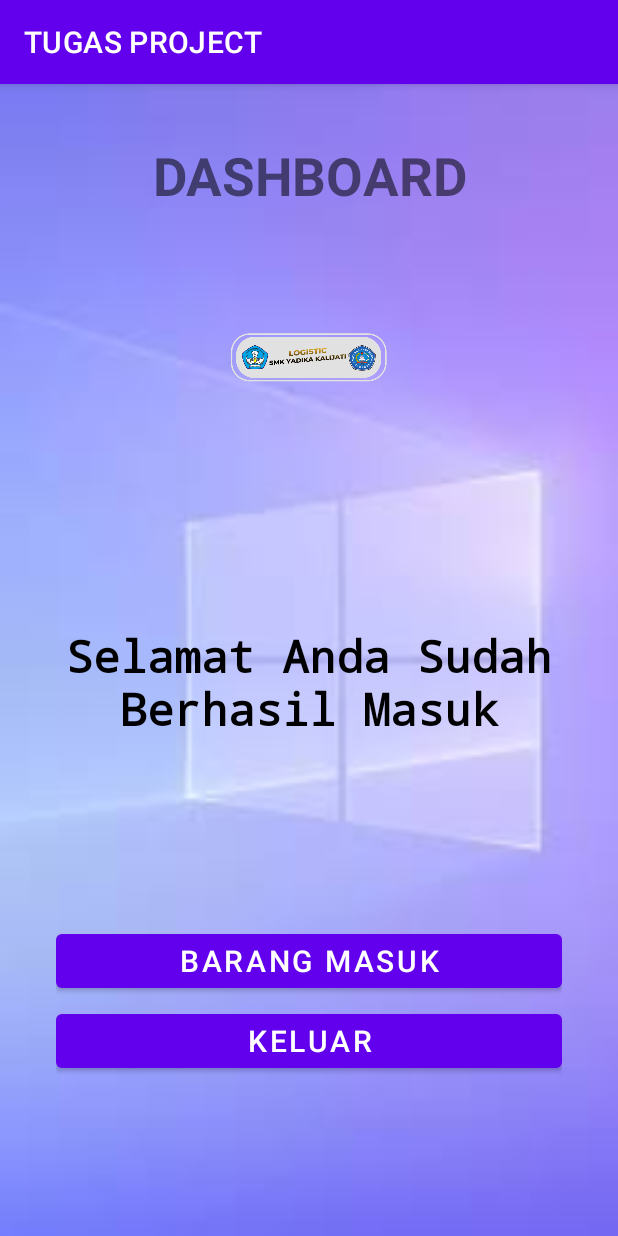
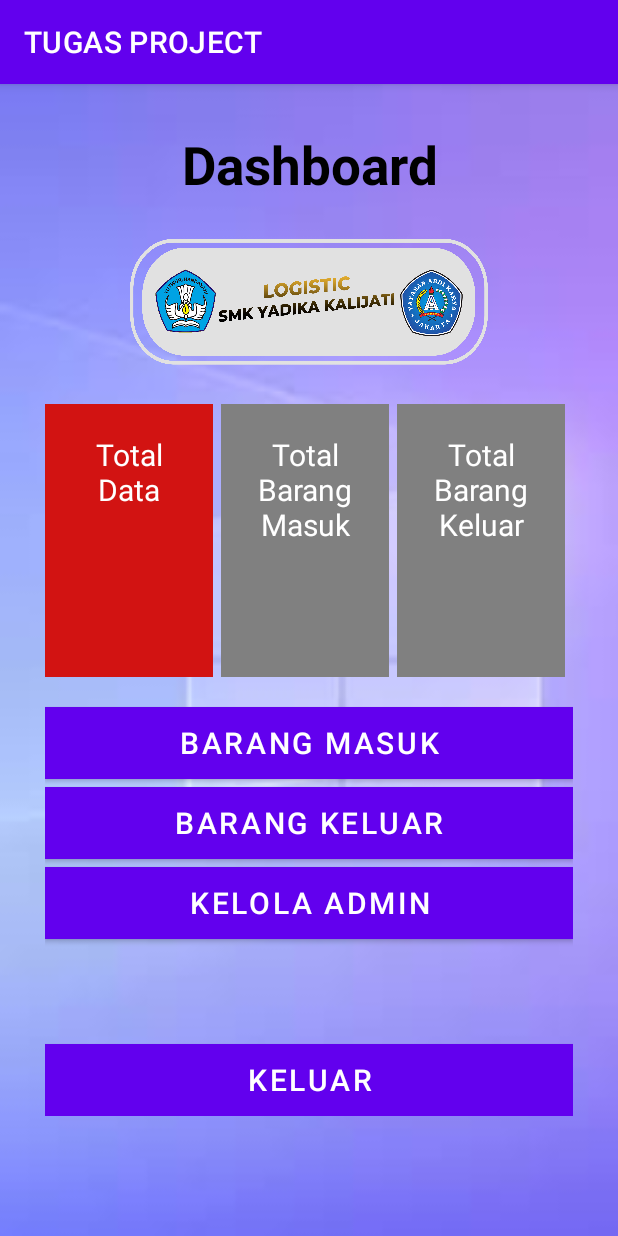
Before and after one commit to agustisp/UAS_MobileProgramming_06TPLE009, an Android app: the MainActivity2 screen opened directly, with no data from a screen before it, on a phone screen of 412 x 824 dp. Run offline under Robolectric (Android 15) with nearby library versions, the phone set to English and light mode, and no system bars.

Commit message:
Ini sudah masuk ke activity_main2.xml yang dimana di dalamnya sudah terdesaign tampilan dashboard dan beberapa menu lainnya.

```diff
--- a/app/src/main/res/layout/activity_main2.xml
+++ b/app/src/main/res/layout/activity_main2.xml
@@ -7,7 +7,7 @@
     android:background="@drawable/images"
     android:gravity="top"
     android:orientation="vertical"
-    android:padding="37dp"
+    android:padding="30dp"
     tools:context=".MainActivity2">
 
     <TextView
@@ -16,37 +16,113 @@
         android:layout_gravity="center"
         android:layout_marginBottom="24dp"
         android:gravity="center|top"
-        android:text="DASHBOARD"
+        android:text="Dashboard"
         android:textSize="35dp"
         android:textStyle="bold"
-        tools:visibility="visible" />
+        android:textColor="@android:color/black" />
+
+    <LinearLayout
+        android:layout_width="match_parent"
+        android:layout_height="wrap_content"
+        android:gravity="center_horizontal"
+        android:orientation="vertical">
 
     <TextView
+        android:id="@+id/title"
+        android:layout_width="248dp"
+        android:layout_height="88dp"
+        android:layout_marginBottom="24dp"
+        android:foreground="@drawable/logistic"
+        android:gravity="center_horizontal"
+        android:textSize="20sp"
+        android:textStyle="bold" />
+
+    <LinearLayout
         android:layout_width="match_parent"
-        android:layout_height="432dp"
-        android:layout_marginTop="20dp"
-        android:drawableTop="@mipmap/ic_launcher_foreground"
-        android:fontFamily="monospace"
-        android:gravity="center"
-        android:text="Selamat Anda Sudah Berhasil Masuk"
-        android:textColor="@color/black"
-        android:textSize="30dp"
-        android:textStyle="bold" />
+        android:layout_height="wrap_content"
+        android:orientation="horizontal">
+
+        <TextView
+            android:id="@+id/totalData"
+            android:layout_width="0dp"
+            android:layout_height="match_parent"
+            android:layout_marginEnd="5dp"
+            android:layout_weight="1"
+            android:background="#D21312"
+            android:padding="20dp"
+            android:text="Total Data"
+            android:textAlignment="center"
+            android:textColor="@android:color/white"
+            android:textSize="20sp" />
+
+        <TextView
+            android:id="@+id/totalBarangMasuk"
+            android:layout_width="0dp"
+            android:layout_height="182dp"
+            android:layout_marginEnd="5dp"
+            android:layout_weight="1"
+            android:background="#808080"
+            android:padding="20dp"
+            android:text="Total Barang Masuk"
+            android:textAlignment="center"
+            android:textColor="@android:color/white"
+            android:textSize="20sp" />
+
+        <TextView
+            android:id="@+id/totalBarangKeluar"
+            android:layout_width="0dp"
+            android:layout_height="match_parent"
+            android:layout_marginEnd="5dp"
+            android:layout_weight="1"
+            android:background="#808080"
+            android:padding="20dp"
+            android:text="Total Barang Keluar"
+            android:textAlignment="center"
+            android:textColor="@android:color/white"
+            android:textSize="20sp" />
+
+
+    </LinearLayout>
 
     <Button
         android:id="@+id/btnList"
         android:layout_width="match_parent"
         android:layout_height="wrap_content"
+        android:layout_marginTop="20dp"
         android:text="Barang Masuk"
-        android:textSize="20dp"/>
+        android:textSize="20sp"
+        android:background="#808080"
+        android:textColor="@android:color/white" />
 
     <Button
+        android:id="@+id/btnKeluar"
+        android:layout_width="match_parent"
+        android:layout_height="wrap_content"
+        android:layout_marginTop="5dp"
+        android:text="Barang Keluar"
+        android:textSize="20sp"
+        android:background="#808080"
+        android:textColor="@android:color/white" />
+
+        <Button
+            android:id="@+id/btnKelolaAdmin"
+            android:layout_width="match_parent"
+            android:layout_height="wrap_content"
+            android:layout_marginTop="5dp"
+            android:text="Kelola Admin"
+            android:textSize="20sp"
+            android:background="#808080"
+            android:textColor="@android:color/white" />
+
+        <Button
         android:id="@+id/Keluar"
         android:layout_width="match_parent"
         android:layout_height="wrap_content"
-        android:layout_marginTop="5dp"
+        android:layout_marginTop="70dp"
         android:text="Keluar"
-        android:textSize="20dp" />
-
+        android:textSize="20sp"
+        android:background="#D21312"
+        android:textColor="@android:color/white" />
 
 </LinearLayout>
+</LinearLayout>
--- a/app/src/main/res/layout/activity_main3.xml
+++ b/app/src/main/res/layout/activity_main3.xml
@@ -19,6 +19,7 @@
         android:layout_width="130dp"
         android:layout_height="48dp"
         android:layout_marginTop="20dp"
+
         android:text="Kembali"
         android:textSize="20dp"
         />
```
